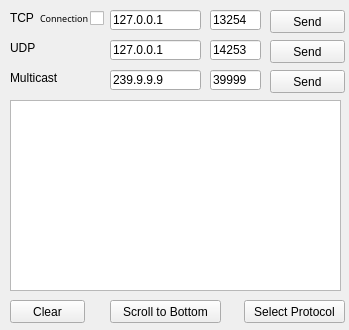
First picture: the form in mainwindow.ui, repository asgawa/NetTest, before the edit.
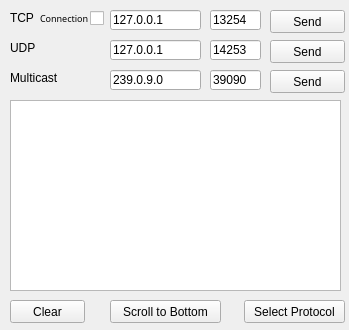
Second picture: the form after the edit.

Commit message: Fix packet editor UI size to static value Change test packet Minor multicast edit

What changed in the file:
```diff
--- a/mainwindow.ui
+++ b/mainwindow.ui
@@ -172,7 +172,7 @@
      </rect>
     </property>
     <property name="text">
-     <string>239.9.9.9</string>
+     <string>239.0.9.0</string>
     </property>
    </widget>
    <widget class="QLineEdit" name="lblMulticastPort">
@@ -185,7 +185,7 @@
      </rect>
     </property>
     <property name="text">
-     <string>39999</string>
+     <string>39090</string>
     </property>
    </widget>
    <widget class="QTextEdit" name="tboxOutput">
```
The commit also changes 6 other files.
